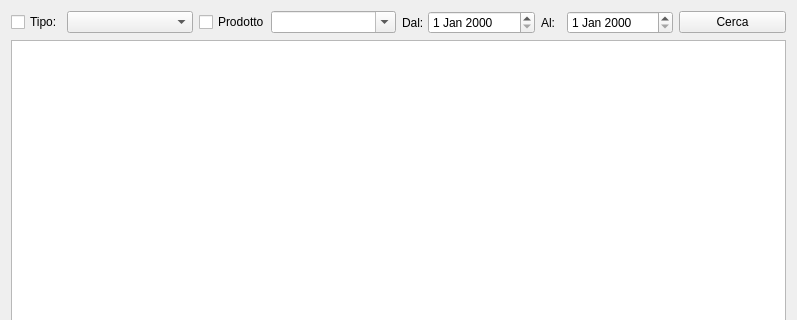
This is hlotti.ui in starwork/hamlet-mod-sanremofoods as Qt 5 draws it before an edit; both pictures show x 0 to 797 and y 0 to 320 of the 797 by 539 pixel window. The edited form follows.
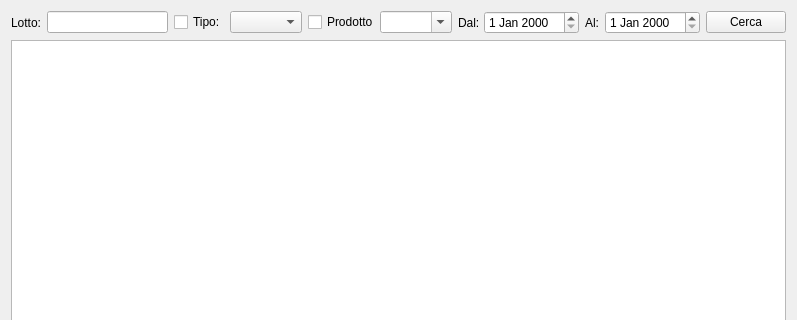
This is the edited form. Icons and pictures are not drawn.

```diff
--- a/hlotti.ui
+++ b/hlotti.ui
@@ -29,6 +29,20 @@
         <layout class="QHBoxLayout" name="horizontalLayout_4">
          <item>
           <layout class="QHBoxLayout" name="horizontalLayout_2">
+           <item>
+            <widget class="QLabel" name="label_3">
+             <property name="text">
+              <string>Lotto:</string>
+             </property>
+            </widget>
+           </item>
+           <item>
+            <widget class="QLineEdit" name="leCercaLot">
+             <property name="clearButtonEnabled">
+              <bool>true</bool>
+             </property>
+            </widget>
+           </item>
            <item>
             <widget class="QCheckBox" name="chbT">
              <property name="maximumSize">
```
Left out of the diff: 14 changed lines with no effect on the pictures.
